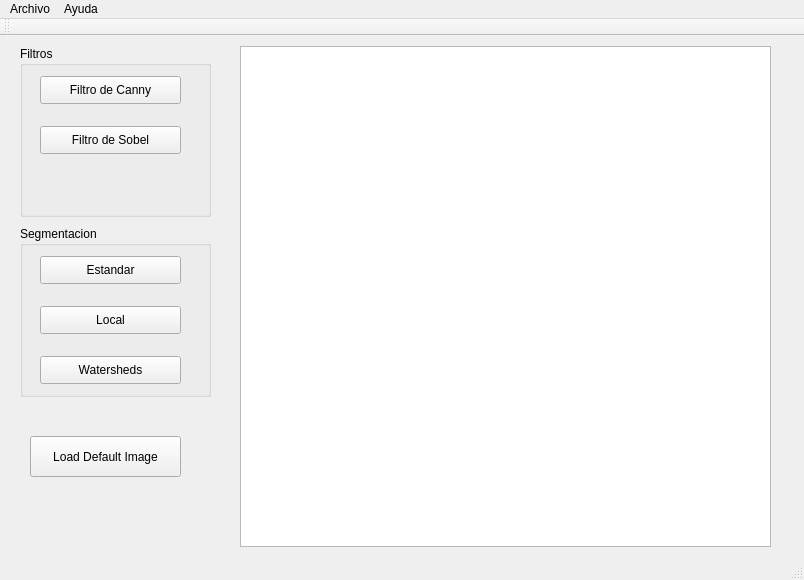
First picture: the form in pr_suite/ImProc_suite/mainwindow.ui, repository saul-calderonramirez/ImProc_suite, before the edit.
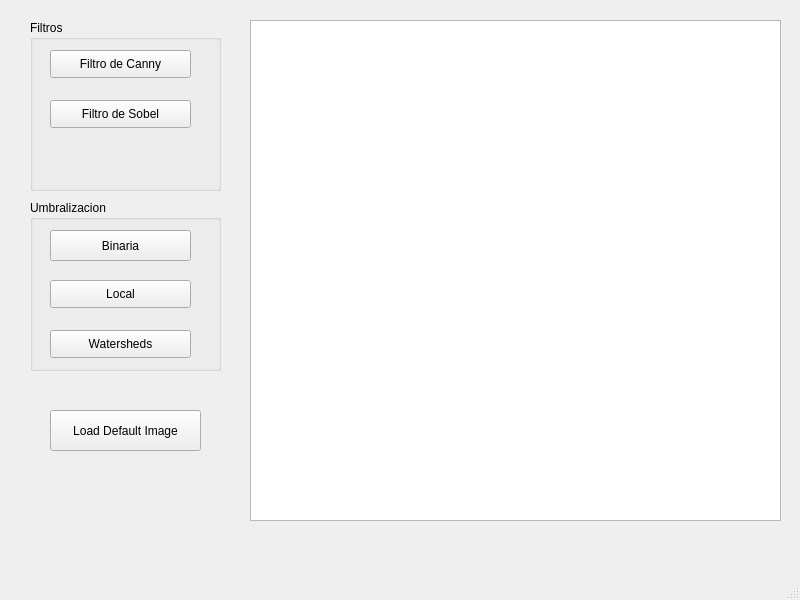
Second picture: the form after the edit.

Patch:
```diff
--- a/pr_suite/ImProc_suite/mainwindow.ui
+++ b/pr_suite/ImProc_suite/mainwindow.ui
@@ -6,25 +6,35 @@
    <rect>
     <x>0</x>
     <y>0</y>
-    <width>804</width>
-    <height>580</height>
+    <width>800</width>
+    <height>600</height>
    </rect>
   </property>
   <property name="windowTitle">
    <string>MainWindow</string>
   </property>
-  <widget class="QWidget" name="centralWidget">
+  <widget class="QWidget" name="centralwidget">
+   <widget class="QGraphicsView" name="imgDisplay">
+    <property name="geometry">
+     <rect>
+      <x>250</x>
+      <y>20</y>
+      <width>531</width>
+      <height>501</height>
+     </rect>
+    </property>
+   </widget>
    <widget class="QGroupBox" name="groupBox_2">
     <property name="geometry">
      <rect>
-      <x>20</x>
-      <y>190</y>
+      <x>30</x>
+      <y>200</y>
       <width>191</width>
       <height>171</height>
      </rect>
     </property>
     <property name="title">
-     <string>Segmentacion</string>
+     <string>Umbralizacion</string>
     </property>
     <widget class="QToolButton" name="btnSegStd">
      <property name="geometry">
@@ -32,11 +42,11 @@
        <x>20</x>
        <y>30</y>
        <width>141</width>
-       <height>28</height>
+       <height>31</height>
       </rect>
      </property>
      <property name="text">
-      <string>Estandar</string>
+      <string>Binaria</string>
      </property>
     </widget>
     <widget class="QToolButton" name="btnSegLocal">
@@ -69,21 +79,24 @@
     <zorder>btnSegWaterSheds</zorder>
     <zorder>btnSegStd</zorder>
    </widget>
-   <widget class="QGraphicsView" name="imgDisplay">
+   <widget class="QToolButton" name="btnLoadDefImage">
     <property name="geometry">
      <rect>
-      <x>240</x>
-      <y>10</y>
-      <width>531</width>
-      <height>501</height>
+      <x>50</x>
+      <y>410</y>
+      <width>151</width>
+      <height>41</height>
      </rect>
     </property>
+    <property name="text">
+     <string>Load Default Image</string>
+    </property>
    </widget>
    <widget class="QGroupBox" name="groupBox">
     <property name="geometry">
      <rect>
-      <x>20</x>
-      <y>10</y>
+      <x>30</x>
+      <y>20</y>
       <width>191</width>
       <height>171</height>
      </rect>
@@ -118,77 +131,19 @@
      </property>
     </widget>
    </widget>
-   <widget class="QToolButton" name="btnLoadDefImage">
-    <property name="geometry">
-     <rect>
-      <x>30</x>
-      <y>400</y>
-      <width>151</width>
-      <height>41</height>
-     </rect>
-    </property>
-    <property name="text">
-     <string>Load Default Image</string>
-    </property>
-   </widget>
   </widget>
   <widget class="QMenuBar" name="menuBar">
    <property name="geometry">
     <rect>
      <x>0</x>
      <y>0</y>
-     <width>804</width>
+     <width>800</width>
      <height>25</height>
     </rect>
    </property>
-   <widget class="QMenu" name="menuArchivo">
-    <property name="title">
-     <string>Archivo</string>
-    </property>
-    <addaction name="actionAbrir_Imagen"/>
-    <addaction name="actionGuardar_Imagen"/>
-    <addaction name="actionGuardar_Imagen_Como"/>
-   </widget>
-   <widget class="QMenu" name="menuAyuda">
-    <property name="title">
-     <string>Ayuda</string>
-    </property>
-    <addaction name="actionSobre"/>
-   </widget>
-   <addaction name="menuArchivo"/>
-   <addaction name="menuAyuda"/>
   </widget>
-  <widget class="QToolBar" name="mainToolBar">
-   <attribute name="toolBarArea">
-    <enum>TopToolBarArea</enum>
-   </attribute>
-   <attribute name="toolBarBreak">
-    <bool>false</bool>
-   </attribute>
-  </widget>
-  <widget class="QStatusBar" name="statusBar"/>
-  <action name="actionAbrir_Imagen">
-   <property name="text">
-    <string>Abrir Imagen</string>
-   </property>
-  </action>
-  <action name="actionGuardar_Imagen">
-   <property name="text">
-    <string>Guardar Imagen</string>
-   </property>
-  </action>
-  <action name="actionGuardar_Imagen_Como">
-   <property name="text">
-    <string>Guardar Imagen Como...</string>
-   </property>
-  </action>
-  <action name="actionSobre">
-   <property name="text">
-    <string>Sobre...</string>
-   </property>
-  </action>
+  <widget class="QStatusBar" name="statusbar"/>
  </widget>
- <layoutdefault spacing="6" margin="11"/>
  <resources/>
  <connections/>
 </ui>
```
Left out of the diff: 6 changed lines with no effect on the pictures.
